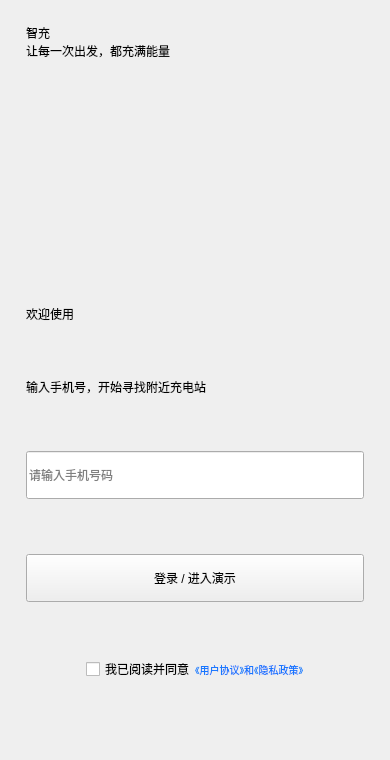
Qt form ui/loginwindow.ui (dirtysoup0519/ChargingUser) before a commit.
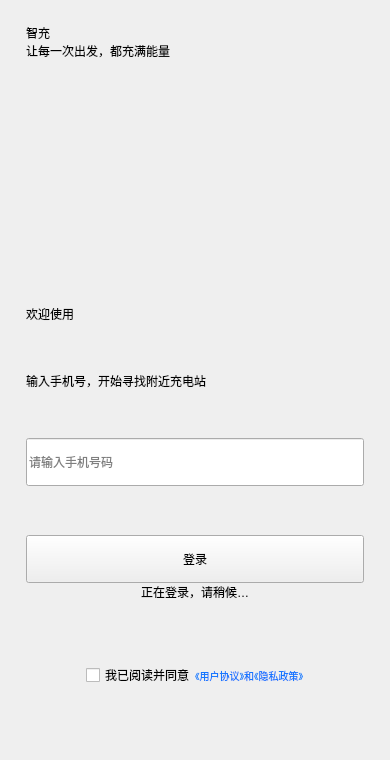
The same form after that commit. Icons and pictures are not drawn.

Diff of the .ui file:
```diff
--- a/ui/loginwindow.ui
+++ b/ui/loginwindow.ui
@@ -29,7 +29,9 @@
     </widget>
    </item>
    <item><spacer name="gap3"><property name="orientation"><enum>Qt::Vertical</enum></property><property name="sizeHint"><size><width>1</width><height>14</height></size></property></spacer></item>
-   <item><widget class="QPushButton" name="loginButton"><property name="minimumSize"><size><width>0</width><height>48</height></size></property><property name="text"><string>登录 / 进入演示</string></property></widget></item>
+   <item><widget class="QPushButton" name="btnLogin"><property name="minimumSize"><size><width>0</width><height>48</height></size></property><property name="text"><string>登录</string></property></widget></item>
+   <item><widget class="QLabel" name="loadingIndicator"><property name="text"><string>正在登录，请稍候…</string></property><property name="alignment"><set>Qt::AlignCenter</set></property><property name="visible"><bool>false</bool></property></widget></item>
+   <item><widget class="QLabel" name="errorLabel"><property name="text"><string/></property><property name="wordWrap"><bool>true</bool></property><property name="alignment"><set>Qt::AlignCenter</set></property><property name="visible"><bool>false</bool></property></widget></item>
    <item><spacer name="gap4"><property name="orientation"><enum>Qt::Vertical</enum></property><property name="sizeHint"><size><width>1</width><height>13</height></size></property></spacer></item>
    <item>
     <layout class="QHBoxLayout" name="agreementLayout">
```
Left out of the diff: 2 changed lines with no effect on the pictures.
